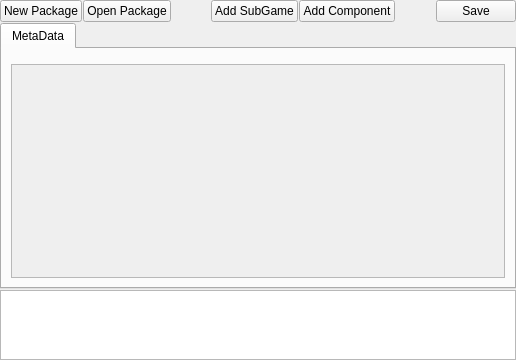
lorenzo-zurini/VidyaGod, file packageeditor.ui: the form before one commit.
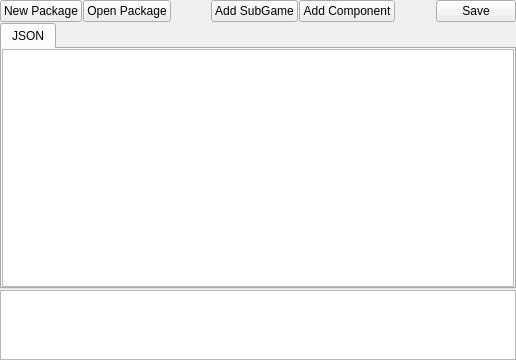
The form after the commit.

Commit message: PackageEditor using QJsonModelEx attempt aborting.

```diff
--- a/packageeditor.ui
+++ b/packageeditor.ui
@@ -115,22 +115,36 @@
        </property>
        <widget class="QWidget" name="MetaDataTab">
         <attribute name="title">
-         <string>MetaData</string>
+         <string>JSON</string>
         </attribute>
-        <layout class="QVBoxLayout" name="verticalLayout_2">
+        <layout class="QVBoxLayout" name="verticalLayout_4">
+         <property name="spacing">
+          <number>2</number>
+         </property>
+         <property name="leftMargin">
+          <number>0</number>
+         </property>
+         <property name="topMargin">
+          <number>0</number>
+         </property>
+         <property name="rightMargin">
+          <number>0</number>
+         </property>
+         <property name="bottomMargin">
+          <number>0</number>
+         </property>
          <item>
-          <widget class="QFrame" name="PackageDataFrame">
-           <property name="frameShape">
-            <enum>QFrame::Shape::StyledPanel</enum>
+          <widget class="QTreeView" name="PackageJSONTreeView">
+           <property name="alternatingRowColors">
+            <bool>true</bool>
            </property>
            <property name="frameShadow">
             <enum>QFrame::Shadow::Raised</enum>
            </property>
-          </widget>
-         </item>
-         <item>
-          <widget class="QScrollArea" name="SubGamesScrollArea">
-           <property name="widgetResizable">
+           <property name="itemsExpandable">
+            <bool>false</bool>
+           </property>
+           <property name="headerHidden">
             <bool>true</bool>
            </property>
            <widget class="QWidget" name="MetaDataScrollAreaContents">
```
Left out of the diff: 37 changed lines with no effect on the pictures. The commit also changes 5 other files.
